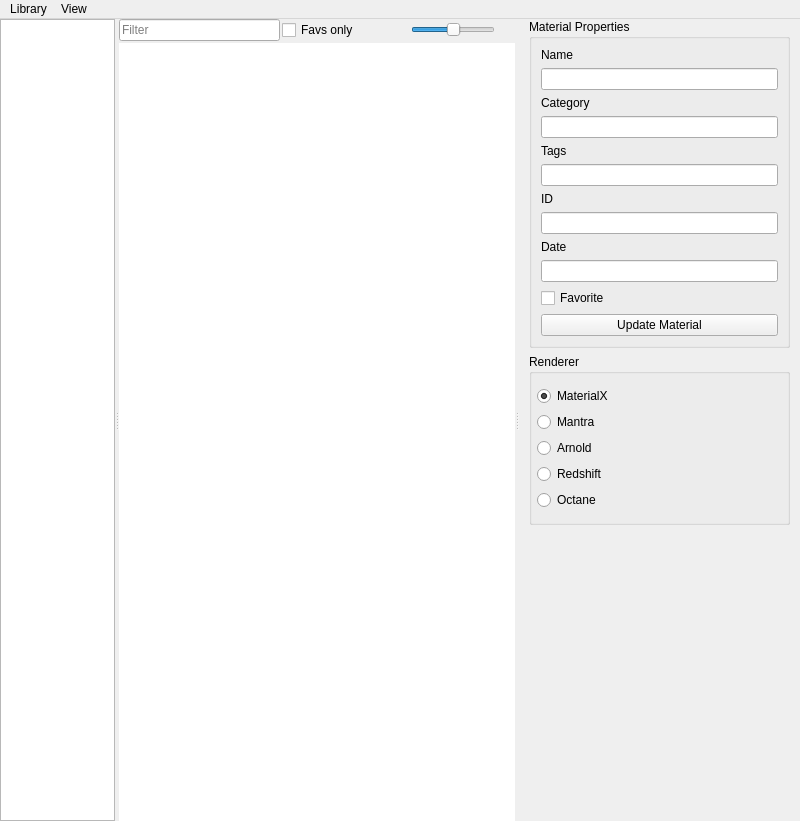
eglaubauf/egMatLib, file scripts/python/matlib/ui/matlib.ui: the form before one commit.
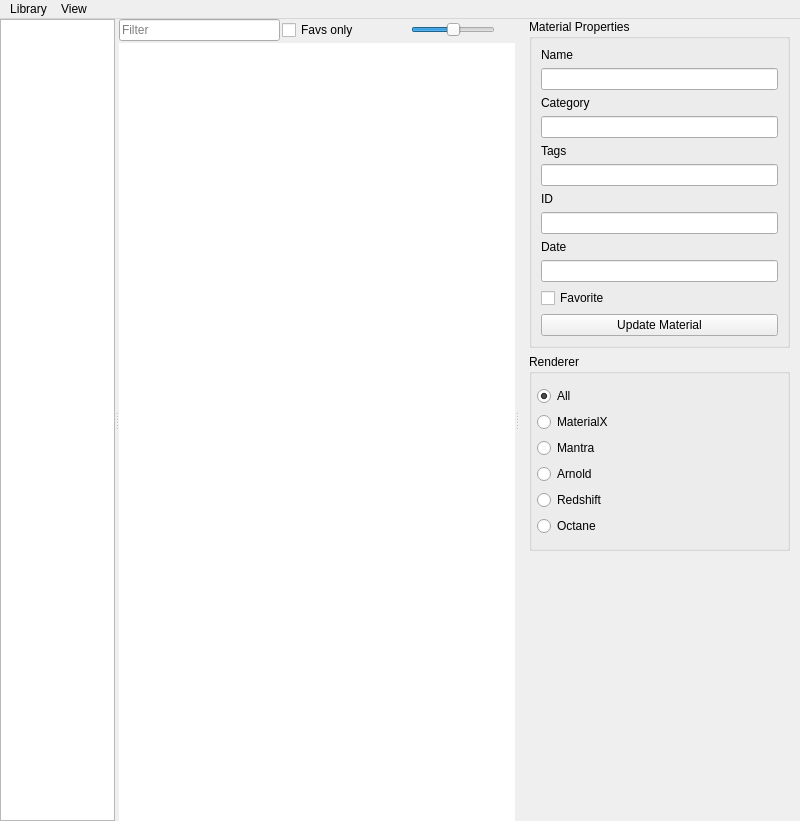
The form after the commit. Custom widgets are drawn as their Qt base class.

Commit message: add "All" Filter and make it default

What changed in the file:
```diff
--- a/scripts/python/matlib/ui/matlib.ui
+++ b/scripts/python/matlib/ui/matlib.ui
@@ -607,32 +607,6 @@
                <item row="0" column="0">
                 <layout class="QGridLayout" name="gridLayout_2">
                  <item row="1" column="0">
-                  <widget class="QRadioButton" name="cb_Mantra">
-                   <property name="text">
-                    <string>Mantra</string>
-                   </property>
-                   <property name="checked">
-                    <bool>false</bool>
-                   </property>
-                   <attribute name="buttonGroup">
-                    <string notr="true">rendererGroup</string>
-                   </attribute>
-                  </widget>
-                 </item>
-                 <item row="3" column="0">
-                  <widget class="QRadioButton" name="cb_Redshift">
-                   <property name="text">
-                    <string>Redshift</string>
-                   </property>
-                   <property name="checked">
-                    <bool>false</bool>
-                   </property>
-                   <attribute name="buttonGroup">
-                    <string notr="true">rendererGroup</string>
-                   </attribute>
-                  </widget>
-                 </item>
-                 <item row="0" column="0">
                   <widget class="QRadioButton" name="cb_MatX">
                    <property name="enabled">
                     <bool>true</bool>
@@ -641,14 +615,14 @@
                     <string>MaterialX</string>
                    </property>
                    <property name="checked">
-                    <bool>true</bool>
+                    <bool>false</bool>
                    </property>
                    <attribute name="buttonGroup">
                     <string notr="true">rendererGroup</string>
                    </attribute>
                   </widget>
                  </item>
-                 <item row="2" column="0">
+                 <item row="3" column="0">
                   <widget class="QRadioButton" name="cb_Arnold">
                    <property name="text">
                     <string>Arnold</string>
@@ -661,7 +635,7 @@
                    </attribute>
                   </widget>
                  </item>
-                 <item row="4" column="0">
+                 <item row="5" column="0">
                   <widget class="QRadioButton" name="cb_Octane">
                    <property name="text">
                     <string>Octane</string>
@@ -674,6 +648,45 @@
                    </attribute>
                   </widget>
                  </item>
+                 <item row="4" column="0">
+                  <widget class="QRadioButton" name="cb_Redshift">
+                   <property name="text">
+                    <string>Redshift</string>
+                   </property>
+                   <property name="checked">
+                    <bool>false</bool>
+                   </property>
+                   <attribute name="buttonGroup">
+                    <string notr="true">rendererGroup</string>
+                   </attribute>
+                  </widget>
+                 </item>
+                 <item row="2" column="0">
+                  <widget class="QRadioButton" name="cb_Mantra">
+                   <property name="text">
+                    <string>Mantra</string>
+                   </property>
+                   <property name="checked">
+                    <bool>false</bool>
+                   </property>
+                   <attribute name="buttonGroup">
+                    <string notr="true">rendererGroup</string>
+                   </attribute>
+                  </widget>
+                 </item>
+                 <item row="0" column="0">
+                  <widget class="QRadioButton" name="cb_renderer_all">
+                   <property name="text">
+                    <string>All</string>
+                   </property>
+                   <property name="checked">
+                    <bool>true</bool>
+                   </property>
+                   <attribute name="buttonGroup">
+                    <string notr="true">rendererGroup</string>
+                   </attribute>
+                  </widget>
+                 </item>
                 </layout>
                </item>
               </layout>
```
The commit also changes 1 other file.
